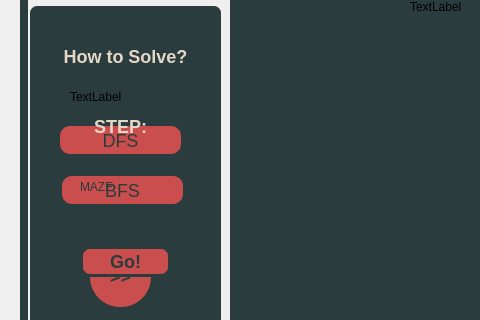
Old version of the form Maze_GUI/mazegui.ui in the repository sepehrgh98/Maze; both pictures show x 0 to 480 and y 284 to 604 of the 1412 by 731 pixel window.
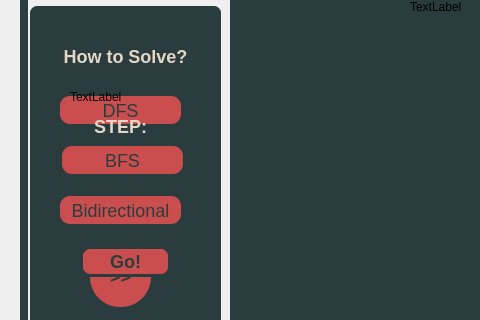
New version of the form.

Commit message: Bidirectional search method added!

```diff
--- a/Maze_GUI/mazegui.ui
+++ b/Maze_GUI/mazegui.ui
@@ -284,7 +284,7 @@
       <property name="geometry">
        <rect>
         <x>30</x>
-        <y>120</y>
+        <y>90</y>
         <width>121</width>
         <height>28</height>
        </rect>
@@ -308,7 +308,7 @@
       <property name="geometry">
        <rect>
         <x>32</x>
-        <y>170</y>
+        <y>140</y>
         <width>121</width>
         <height>28</height>
        </rect>
@@ -427,6 +427,30 @@
        <string>change way</string>
       </property>
      </widget>
+     <widget class="QPushButton" name="BSbtn">
+      <property name="geometry">
+       <rect>
+        <x>30</x>
+        <y>190</y>
+        <width>121</width>
+        <height>28</height>
+       </rect>
+      </property>
+      <property name="styleSheet">
+       <string notr="true">QPushButton#BSbtn{
+    background-color: #CB4E4E;
+    border-style: outset;
+    border-radius: 10px;
+	font: 8pt &quot;Franklin Gothic Demi&quot;;
+    border-color: beige;
+	color:#2A3C3D;
+	font-size:18px;
+}</string>
+      </property>
+      <property name="text">
+       <string>Bidirectional</string>
+      </property>
+     </widget>
     </widget>
     <widget class="QWidget" name="logoWidget" native="true">
      <property name="geometry">
```
The commit also changes 8 other files.
